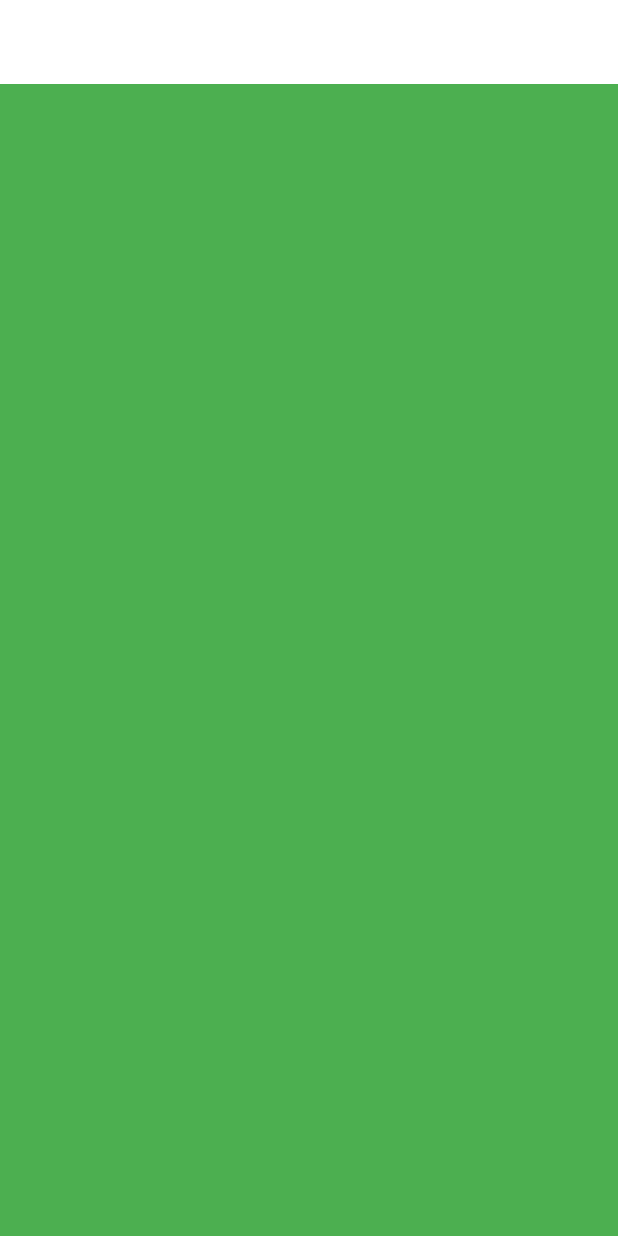
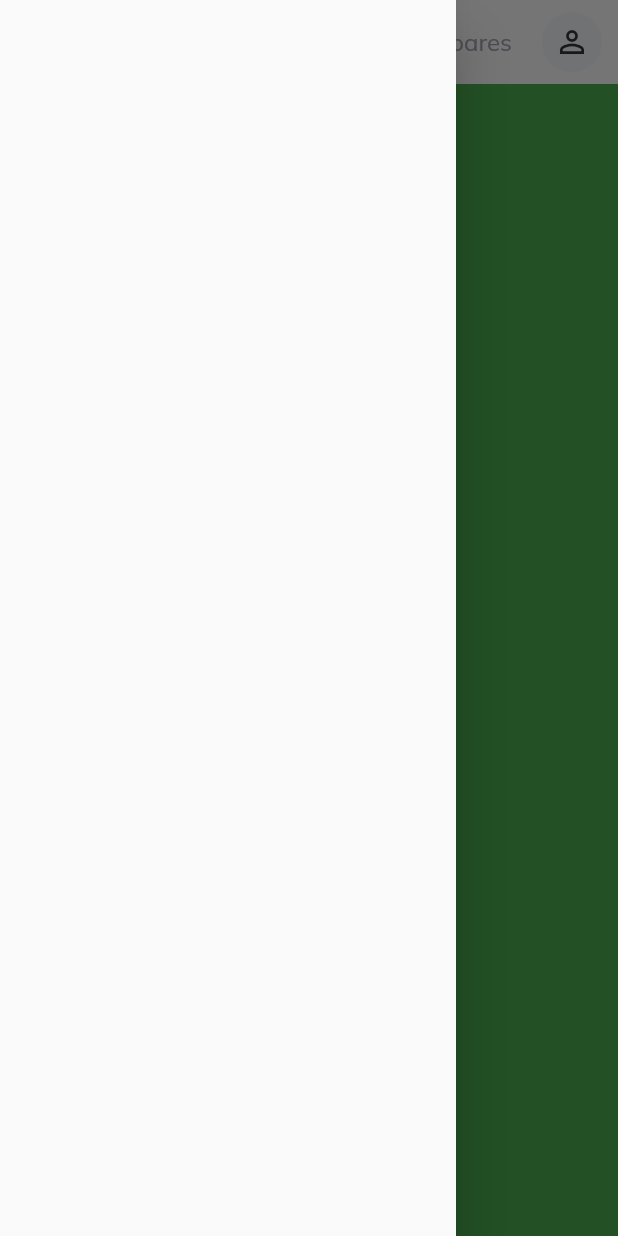
Before and after one commit to SFV-CORE/web_dashboard, a Flutter app: the screen it shows after launch, with the side drawer open (before the commit the screen has no drawer), on a phone screen of 412 x 824 dp. Run offline on Flutter 3.47's test engine with Material 2 defaults, Android fonts, the phone set to English and light mode, and no system bars; our stand-ins replace get, google_fonts.

```diff
--- /dev/null
+++ b/lib/constants/style.dart
@@ -0,0 +1,6 @@
+import 'package:flutter/material.dart';
+
+Color light = Color(0xFFF7F8FC);
+Color lightGrey = Color(0xFFA4A6B3);
+Color dark = Color(0xFF363740);
+Color active = Color(0xFF3C19C0);
--- a/lib/helpers/responsivenees.dart
+++ b/lib/helpers/responsivenees.dart
@@ -18,7 +18,7 @@ class ResponsiveWidget extends StatelessWidget {
 
 //Verifica o tamanho da tela
   static bool isSmallScreen(BuildContext context) =>
-      MediaQuery.of(context).size.width < smallScreenSize;
+      MediaQuery.of(context).size.width < mediumScreenSize;
 
   static bool isMediumScreen(BuildContext context) =>
       MediaQuery.of(context).size.width >= mediumScreenSize &&
--- a/lib/layout.dart
+++ b/lib/layout.dart
@@ -3,23 +3,23 @@ import 'package:web_dashboard/helpers/responsivenees.dart';
 import 'package:web_dashboard/widgets/large_screen.dart';
 import 'package:web_dashboard/widgets/medium_screen.dart';
 import 'package:web_dashboard/widgets/small_screen.dart';
+import 'package:web_dashboard/widgets/top_nav.dart';
 
 class SiteLayout extends StatelessWidget {
-  const SiteLayout({Key? key}) : super(key: key);
+  final GlobalKey<ScaffoldState> scaffoldKey = GlobalKey();
 
   @override
   Widget build(BuildContext context) {
     return Scaffold(
-        //define a parte de cima do site
-        appBar: AppBar(
-          elevation: 0,
-          backgroundColor: Colors.white,
-        ),
+        //*define a parte de cima do site
+        key: scaffoldKey,
+        appBar: topNavigationBar(context, scaffoldKey),
+        drawer: Drawer(),
         // ignore: prefer_const_constructors
         body: ResponsiveWidget(
           largeScreen: const LargeScreen(),
           smallScreen: const SmallScreen(),
-          mediumScreen: MediumScreen(),
+          mediumScreen: const MediumScreen(),
         ));
   }
 }
--- a/lib/main.dart
+++ b/lib/main.dart
@@ -14,21 +14,22 @@ class MyApp extends StatelessWidget {
   Widget build(BuildContext context) {
     return GetMaterialApp(
       debugShowCheckedModeBanner: false,
-      title: "Dash",
+      title: "Dash", //*Titulo da pagina
       theme: ThemeData(
           scaffoldBackgroundColor: Colors.white,
 
-          //Define a cor de todo o texto como preto
+          //*Define a cor de todo o texto como preto
           textTheme: GoogleFonts.mulishTextTheme(Theme.of(context).textTheme)
               .apply(bodyColor: Colors.black),
-          //
+          //*
 
           pageTransitionsTheme: const PageTransitionsTheme(builders: {
             TargetPlatform.iOS: FadeUpwardsPageTransitionsBuilder(),
             TargetPlatform.android: FadeUpwardsPageTransitionsBuilder()
           }),
           primaryColor: Colors.blue),
-      home: const SiteLayout(),
+      //*define a pagina inicial
+      home: SiteLayout(),
     );
   }
 }
--- /dev/null
+++ b/lib/widgets/custom_text.dart
@@ -0,0 +1,21 @@
+import 'package:flutter/material.dart';
+
+class CustomText extends StatelessWidget {
+  final String text;
+  final double? size;
+  final Color? color;
+  final FontWeight? weight;
+
+  const CustomText(
+      {Key? key, required this.text, this.size, this.color, this.weight})
+      : super(key: key);
+
+  @override
+  Widget build(BuildContext context) {
+    return Text(text,
+        style: TextStyle(
+            fontSize: size ?? 16,
+            color: color ?? Colors.black,
+            fontWeight: weight ?? FontWeight.normal));
+  }
+}
--- /dev/null
+++ b/lib/widgets/top_nav.dart
@@ -0,0 +1,108 @@
+import 'package:flutter/material.dart';
+import 'package:web_dashboard/constants/style.dart';
+import 'package:web_dashboard/helpers/responsivenees.dart';
+import 'package:web_dashboard/widgets/custom_text.dart';
+
+AppBar topNavigationBar(BuildContext context, GlobalKey<ScaffoldState> key) =>
+    AppBar(
+      leading: !ResponsiveWidget.isSmallScreen(context)
+          ? Row(
+              //*Tela grande/Média
+              children: [
+                Container(
+                    //*Define a posição do icon
+                    padding: EdgeInsets.only(left: 14),
+                    //*Define qual imagem usar
+                    child: Image.asset(
+                      "assets/icons/logo.png",
+                      width: 28,
+                    )),
+              ],
+            )
+          //*Tela pequena
+          : IconButton(
+              icon: Icon(Icons.menu),
+              onPressed: () {
+                key.currentState?.openDrawer();
+              },
+            ),
+      elevation: 0,
+      title: Row(
+        children: [
+          Visibility(
+              child: CustomText(
+                  text: "Dash",
+                  color: lightGrey,
+                  size: 20,
+                  weight: FontWeight.bold)),
+          Expanded(child: Container()),
+          //*Define o icone de configuração
+          IconButton(
+            icon: Icon(
+              Icons.settings,
+              color: dark.withOpacity(.7),
+            ),
+            onPressed: () {},
+          ),
+          //*Define o Icon de notificação
+          Stack(
+            children: [
+              IconButton(
+                  icon: Icon(Icons.notifications, color: dark.withOpacity(.7)),
+                  onPressed: () {}),
+              //*Fazer a bolinha da notificação
+              Positioned(
+                top: 7,
+                right: 7,
+                child: Container(
+                  width: 12,
+                  height: 12,
+                  padding: EdgeInsets.all(4),
+                  decoration: BoxDecoration(
+                    color: active,
+                    borderRadius: BorderRadius.circular(30),
+                    border: Border.all(color: light, width: 2),
+                  ),
+                ),
+              ),
+            ],
+          ),
+          Container(
+            width: 1,
+            height: 22,
+            color: lightGrey,
+          ),
+
+          SizedBox(
+            width: 24,
+          ),
+
+          CustomText(
+            text: "Victor Soares",
+            color: lightGrey,
+          ),
+
+          SizedBox(
+            width: 16,
+          ),
+
+          Container(
+            decoration: BoxDecoration(
+              color: Colors.white,
+              borderRadius: BorderRadius.circular(30),
+            ),
+            child: Container(
+                padding: EdgeInsets.all(2),
+                margin: EdgeInsets.all(2),
+                child: CircleAvatar(
+                    backgroundColor: light,
+                    child: Icon(
+                      Icons.person_outline,
+                      color: dark,
+                    ))),
+          ),
+        ],
+      ),
+      iconTheme: IconThemeData(color: dark),
+      backgroundColor: Colors.transparent,
+    );
--- a/pubspec.yaml
+++ b/pubspec.yaml
@@ -63,7 +63,8 @@ flutter:
   # assets:
   #   - images/a_dot_burr.jpeg
   #   - images/a_dot_ham.jpeg
-
+  assets:
+    - assets/icons/
   # An image asset can refer to one or more resolution-specific "variants", see
   # https://flutter.dev/assets-and-images/#resolution-aware.
 
```
Also changed, not shown: assets/icons/logo.png (added).
